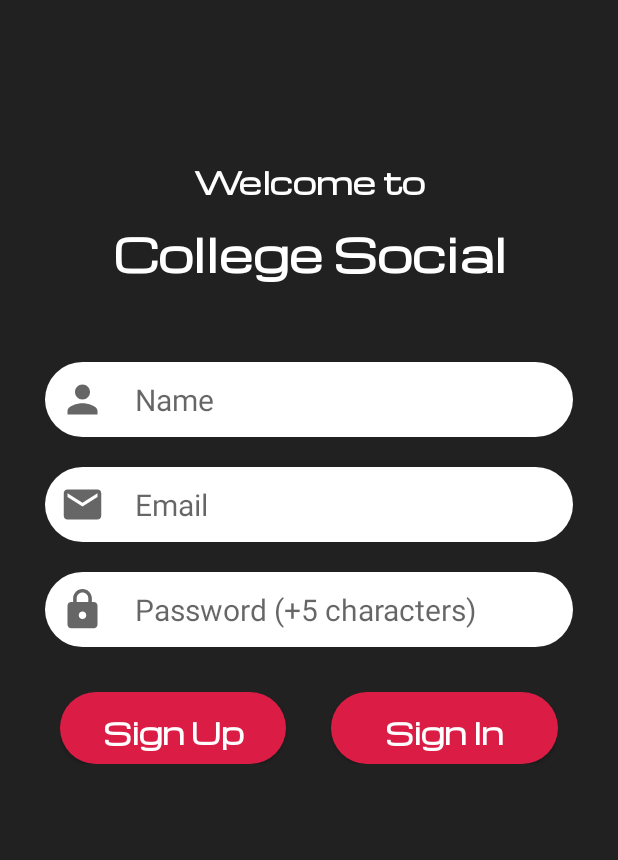
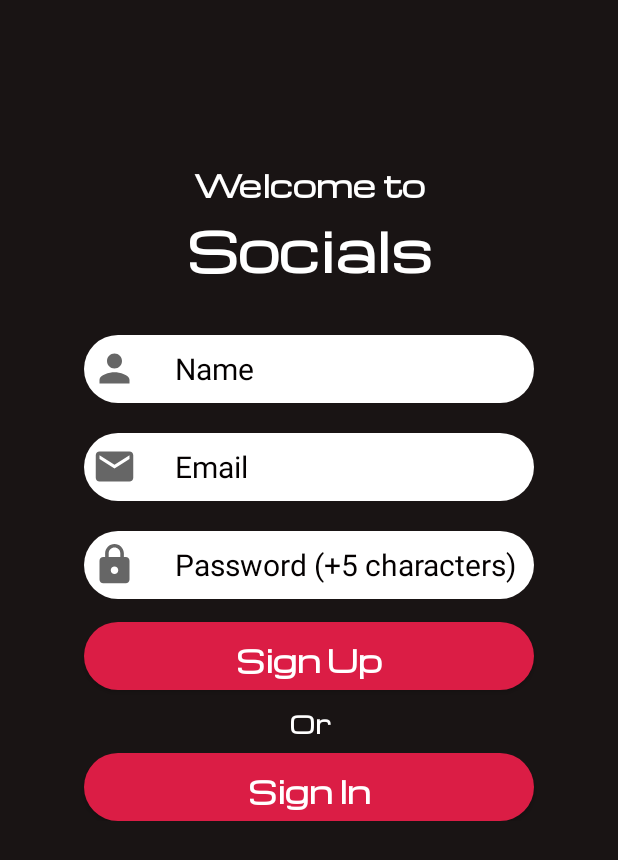
Before and after one commit to Shail-1231/College-Social-Main, an Android app: the screen it shows after launch (LoginActivity), on a phone screen of 412 x 824 dp. Shown: the top 860 px of the screen. Run offline under Robolectric (Android 15) with nearby library versions, the phone set to English and light mode, and no system bars; our stand-ins replace Firebase (no records; nobody signed in at launch, a user with empty details on screens opened directly); 2 statements that could not run were skipped.

Commit message:
Minor ui changes

```diff
--- a/app/src/main/res/layout-v21/activity_login.xml
+++ b/app/src/main/res/layout-v21/activity_login.xml
@@ -4,25 +4,28 @@
     xmlns:tools="http://schemas.android.com/tools"
     android:layout_width="match_parent"
     android:layout_height="match_parent"
-    android:background="#212121"
+    android:background="#191414"
     android:forceDarkAllowed="false"
     android:orientation="vertical"
-    android:padding="30dp"
     tools:context=".LoginActivity">
 
     <ScrollView
         android:layout_width="match_parent"
-        android:layout_height="wrap_content">
+        android:layout_height="wrap_content"
+        android:layout_gravity="center"
+        android:layout_marginTop="100dp">
 
         <LinearLayout
             android:layout_width="match_parent"
             android:layout_height="wrap_content"
-            android:orientation="vertical">
+            android:orientation="vertical"
+            android:layout_gravity="center"
+            android:gravity="center">
 
             <TextView
                 android:layout_width="match_parent"
                 android:layout_height="wrap_content"
-                android:layout_marginTop="70dp"
+                android:layout_marginTop="2dp"
                 android:fontFamily="@font/michroma"
                 android:gravity="center_horizontal"
                 android:text="Welcome to"
@@ -37,92 +40,115 @@
                 android:gravity="center_horizontal"
                 android:text="@string/app_name"
                 android:textColor="#fff"
-                android:textSize="30sp"
-                android:textStyle="bold" />
+                android:textSize="35sp"
+                android:textStyle="bold"
+                android:layout_marginTop="-10dp"/>
 
             <EditText
                 android:id="@+id/edt_name_login"
-                android:layout_width="match_parent"
-                android:layout_height="wrap_content"
-                android:layout_marginTop="50dp"
+                android:layout_width="300dp"
+                android:layout_height="45dp"
+                android:layout_marginTop="30dp"
                 android:background="@drawable/edt_bg"
                 android:drawableStart="@drawable/ic_baseline_person_24"
                 android:drawableLeft="@drawable/ic_baseline_person_24"
-                android:drawablePadding="20dp"
+                android:drawablePadding="25dp"
                 android:hint="Name"
+                android:layout_gravity="center"
                 android:inputType="textPersonName"
-                android:padding="10dp"
+                android:padding="5dp"
+                android:textColorHint="#040000"
                 android:textSize="20sp"
                 tools:ignore="HardcodedText" />
 
 
             <EditText
                 android:id="@+id/edt_email_login"
-                android:layout_width="match_parent"
-                android:layout_height="wrap_content"
+                android:layout_width="300dp"
+                android:layout_height="45dp"
                 android:layout_marginTop="20dp"
                 android:background="@drawable/edt_bg"
                 android:drawableStart="@drawable/ic_baseline_email_24"
                 android:drawableLeft="@drawable/ic_baseline_email_24"
-                android:drawablePadding="20dp"
+                android:drawablePadding="25dp"
                 android:hint="Email"
+                android:layout_gravity="center"
                 android:inputType="textEmailAddress"
-                android:padding="10dp"
+                android:padding="5dp"
+                android:textColorHint="#040000"
                 android:textSize="20sp"
                 tools:ignore="HardcodedText" />
 
             <EditText
                 android:id="@+id/edt_password_login"
-                android:layout_width="match_parent"
-                android:layout_height="wrap_content"
+                android:layout_width="300dp"
+                android:layout_height="45dp"
                 android:layout_marginTop="20dp"
                 android:background="@drawable/edt_bg"
                 android:drawableStart="@drawable/ic_baseline_lock_24"
                 android:drawableLeft="@drawable/ic_baseline_lock_24"
-                android:drawablePadding="20dp"
+                android:drawablePadding="25dp"
                 android:hint="Password (+5 characters)"
                 android:inputType="textPassword"
-                android:padding="10dp"
+                android:padding="5dp"
+                android:textColorHint="#040000"
                 android:textSize="20sp"
-                tools:ignore="HardcodedText" />
+                android:focusable="true"
+                tools:ignore="HardcodedText"
+                android:layout_gravity="center"/>
+
+        </LinearLayout>
+    </ScrollView>
 
     <LinearLayout
         android:layout_width="match_parent"
         android:layout_height="wrap_content"
-                android:layout_marginTop="20dp"
-                android:orientation="horizontal"
-                android:padding="10dp">
+        android:layout_marginTop="10dp"
+        android:orientation="vertical"
+        android:padding="5dp">
 
         <android.widget.Button
             android:id="@+id/btn_login_signUp"
-                    android:layout_width="37dp"
-                    android:layout_height="wrap_content"
-                    android:layout_marginEnd="30dp"
+            android:layout_width="300dp"
+            android:layout_height="45dp"
+            android:layout_gravity="center"
             android:layout_weight="1"
             android:background="@drawable/button_bg"
             android:fontFamily="@font/michroma"
             android:text="Sign Up"
             android:textAllCaps="false"
             android:textColor="#fff"
-                    android:textSize="19sp"
+            android:textSize="20sp"
             android:textStyle="bold"
-                    tools:ignore="HardcodedText" />
+            tools:ignore="HardcodedText"
+            android:gravity="center" />
+
+        <TextView
+            android:layout_width="match_parent"
+            android:layout_height="wrap_content"
+            android:layout_marginTop="5dp"
+            android:fontFamily="@font/michroma"
+            android:gravity="center"
+            android:text="Or"
+            android:textColor="#fff"
+            android:textSize="16sp"
+            android:textStyle="bold" />
 
         <android.widget.Button
             android:id="@+id/btn_login_signIn"
-                    android:layout_width="37dp"
-                    android:layout_height="wrap_content"
+            android:layout_width="300dp"
+            android:layout_height="45dp"
             android:layout_weight="1"
+            android:layout_gravity="center"
             android:background="@drawable/button_bg"
             android:fontFamily="@font/michroma"
             android:text="Sign In"
             android:textAllCaps="false"
             android:textColor="#fff"
-                    android:textSize="19sp"
+            android:textSize="20sp"
             android:textStyle="bold"
-                    tools:ignore="HardcodedText" />
+            tools:ignore="HardcodedText"
+            android:layout_marginTop="7dp" />
 
     </LinearLayout>
 </LinearLayout>
-    </ScrollView>
-</LinearLayout>
--- a/app/src/main/res/layout/activity_login.xml
+++ b/app/src/main/res/layout/activity_login.xml
@@ -27,7 +27,7 @@
                 android:gravity="center_horizontal"
                 android:text="Welcome to"
                 android:textColor="#fff"
-                android:textSize="20sp"
+                android:textSize="16sp"
                 android:textStyle="bold" />
 
             <TextView
@@ -38,11 +38,12 @@
                 android:text="@string/app_name"
                 android:textColor="#fff"
                 android:textSize="30sp"
-                android:textStyle="bold" />
+                android:textStyle="bold"
+                android:layout_marginTop="-10dp"/>
 
             <EditText
                 android:id="@+id/edt_name_login"
-                android:layout_width="match_parent"
+                android:layout_width="300dp"
                 android:layout_height="wrap_content"
                 android:layout_marginTop="50dp"
                 android:background="@drawable/edt_bg"
@@ -50,16 +51,17 @@
                 android:drawableLeft="@drawable/ic_baseline_person_24"
                 android:drawablePadding="20dp"
                 android:hint="Name"
+                android:layout_gravity="center"
                 android:inputType="textPersonName"
-                android:padding="10dp"
+                android:padding="5dp"
                 android:textColorHint="#040000"
-                android:textSize="20sp"
+                android:textSize="16sp"
                 tools:ignore="HardcodedText" />
 
 
             <EditText
                 android:id="@+id/edt_email_login"
-                android:layout_width="match_parent"
+                android:layout_width="300dp"
                 android:layout_height="wrap_content"
                 android:layout_marginTop="20dp"
                 android:background="@drawable/edt_bg"
@@ -67,15 +69,16 @@
                 android:drawableLeft="@drawable/ic_baseline_email_24"
                 android:drawablePadding="20dp"
                 android:hint="Email"
+                android:layout_gravity="center"
                 android:inputType="textEmailAddress"
-                android:padding="10dp"
+                android:padding="5dp"
                 android:textColorHint="#040000"
-                android:textSize="20sp"
+                android:textSize="16sp"
                 tools:ignore="HardcodedText" />
 
             <EditText
                 android:id="@+id/edt_password_login"
-                android:layout_width="match_parent"
+                android:layout_width="300dp"
                 android:layout_height="wrap_content"
                 android:layout_marginTop="20dp"
                 android:background="@drawable/edt_bg"
@@ -84,50 +87,65 @@
                 android:drawablePadding="20dp"
                 android:hint="Password (+5 characters)"
                 android:inputType="textPassword"
-                android:padding="10dp"
+                android:padding="5dp"
                 android:textColorHint="#040000"
-                android:textSize="20sp"
-                tools:ignore="HardcodedText" />
+                android:textSize="16sp"
+                android:focusable="true"
+                tools:ignore="HardcodedText"
+                android:layout_gravity="center"/>
+
+        </LinearLayout>
+    </ScrollView>
 
     <LinearLayout
         android:layout_width="match_parent"
         android:layout_height="wrap_content"
-                android:layout_marginTop="20dp"
-                android:orientation="horizontal"
-                android:padding="10dp">
+        android:layout_marginTop="10dp"
+        android:orientation="vertical"
+        android:padding="5dp">
 
         <android.widget.Button
             android:id="@+id/btn_login_signUp"
-                    android:layout_width="37dp"
-                    android:layout_height="wrap_content"
-                    android:layout_marginEnd="30dp"
-                    android:layout_marginRight="30dp"
+            android:layout_width="300dp"
+            android:layout_height="40dp"
+            android:layout_gravity="center"
             android:layout_weight="1"
             android:background="@drawable/button_bg"
             android:fontFamily="@font/michroma"
             android:text="Sign Up"
             android:textAllCaps="false"
             android:textColor="#fff"
-                    android:textSize="19sp"
+            android:textSize="16sp"
             android:textStyle="bold"
+            tools:ignore="HardcodedText"
+            android:gravity="center"/>
 
-                    tools:ignore="HardcodedText" />
+        <TextView
+            android:layout_width="match_parent"
+            android:layout_height="wrap_content"
+            android:layout_marginTop="5dp"
+            android:fontFamily="@font/michroma"
+            android:gravity="center"
+            android:text="Or"
+            android:textColor="#fff"
+            android:textSize="16sp"
+            android:textStyle="bold" />
 
         <android.widget.Button
             android:id="@+id/btn_login_signIn"
-                    android:layout_width="37dp"
-                    android:layout_height="wrap_content"
+            android:layout_width="300dp"
+            android:layout_height="40dp"
             android:layout_weight="1"
+            android:layout_gravity="center"
             android:background="@drawable/button_bg"
             android:fontFamily="@font/michroma"
             android:text="Sign In"
             android:textAllCaps="false"
             android:textColor="#fff"
-                    android:textSize="19sp"
+            android:textSize="16sp"
             android:textStyle="bold"
-                    tools:ignore="HardcodedText" />
+            tools:ignore="HardcodedText"
+            android:layout_marginTop="5dp" />
 
     </LinearLayout>
 </LinearLayout>
-    </ScrollView>
-</LinearLayout>
--- a/app/src/main/res/values/strings.xml
+++ b/app/src/main/res/values/strings.xml
@@ -1,5 +1,5 @@
 <resources>
-    <string name="app_name">College Social</string>
+    <string name="app_name">Socials</string>
     <string name="navigation_drawer_open">Open navigation drawer</string>
     <string name="navigation_drawer_close">Close navigation drawer</string>
     <string name="nav_header_title">Android Studio</string>
```
Lines whose indentation alone changed are shown as unchanged.
